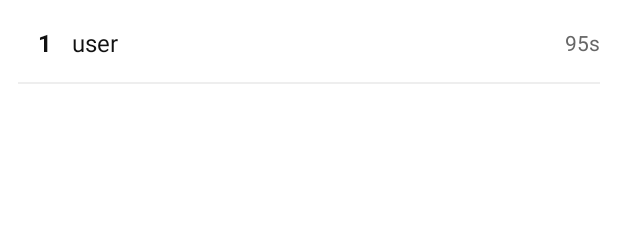
After one commit to qqawer/TheMemoryGame, an Android app: the layout item_leaderboard.xml on its own in the app's theme, with its tools: preview values and no code run, on a phone screen of 412 x 824 dp. The commit adds this screen. Shown: the top 225 px of the screen. Run offline under Robolectric (Android 15) with nearby library versions, the phone set to English and light mode, and no system bars.

Commit message:
Add ads loader + leaderboard screen (Android)

```diff
--- a/app/src/main/AndroidManifest.xml
+++ b/app/src/main/AndroidManifest.xml
@@ -26,6 +26,11 @@
         android:theme="@style/Theme.TheMemoryGame"
         android:usesCleartextTraffic="true"
         tools:targetApi="31">
+        <activity
+                android:name=".activities.LeaderboardActivity"
+                android:exported="false"
+                android:label="Leaderboard"
+                android:parentActivityName=".PlayActivity" />
 
         <!-- ✅ MainActivity - Main Menu/Game Main Screen (LAUNCHER - App Entry Point) -->
         <activity
--- /dev/null
+++ b/app/src/main/java/iss/nus/edu/sg/fragments/courseassignment/thememorygame/features/leaderboard/LeaderboardModels.kt
@@ -0,0 +1 @@
+package iss.nus.edu.sg.fragments.courseassignment.thememorygame.features.leaderboard
--- /dev/null
+++ b/app/src/main/res/layout/item_leaderboard.xml
@@ -0,0 +1,55 @@
+<?xml version="1.0" encoding="utf-8"?>
+<androidx.constraintlayout.widget.ConstraintLayout
+        xmlns:android="http://schemas.android.com/apk/res/android"
+        xmlns:app="http://schemas.android.com/apk/res-auto"
+        android:layout_width="match_parent"
+        android:layout_height="56dp"
+        android:paddingStart="12dp"
+        android:paddingEnd="12dp">
+
+    <TextView
+            android:id="@+id/tvRank"
+            android:layout_width="36dp"
+            android:layout_height="wrap_content"
+            android:text="1"
+            android:textStyle="bold"
+            android:textSize="16sp"
+            android:textColor="#111111"
+            android:gravity="center"
+            app:layout_constraintStart_toStartOf="parent"
+            app:layout_constraintTop_toTopOf="parent"
+            app:layout_constraintBottom_toBottomOf="parent"/>
+
+    <TextView
+            android:id="@+id/tvName"
+            android:layout_width="0dp"
+            android:layout_height="wrap_content"
+            android:text="user"
+            android:textSize="16sp"
+            android:textColor="#111111"
+            android:ellipsize="end"
+            android:maxLines="1"
+            app:layout_constraintStart_toEndOf="@id/tvRank"
+            app:layout_constraintEnd_toStartOf="@id/tvTime"
+            app:layout_constraintTop_toTopOf="parent"
+            app:layout_constraintBottom_toBottomOf="parent"/>
+
+    <TextView
+            android:id="@+id/tvTime"
+            android:layout_width="wrap_content"
+            android:layout_height="wrap_content"
+            android:text="95s"
+            android:textSize="14sp"
+            android:textColor="#666666"
+            app:layout_constraintEnd_toEndOf="parent"
+            app:layout_constraintTop_toTopOf="parent"
+            app:layout_constraintBottom_toBottomOf="parent"/>
+
+    <View
+            android:layout_width="0dp"
+            android:layout_height="1dp"
+            android:background="#EEEEEE"
+            app:layout_constraintStart_toStartOf="parent"
+            app:layout_constraintEnd_toEndOf="parent"
+            app:layout_constraintBottom_toBottomOf="parent"/>
+</androidx.constraintlayout.widget.ConstraintLayout>
```
Also changed, not shown: app/src/main/java/iss/nus/edu/sg/fragments/courseassignment/thememorygame/PlayActivity.kt (+18 -5 lines), app/src/main/java/iss/nus/edu/sg/fragments/courseassignment/thememorygame/activities/LeaderboardActivity.kt (added, +120 -0 lines), app/src/main/java/iss/nus/edu/sg/fragments/courseassignment/thememorygame/features/ads/AdsLoader.kt (added, +150 -0 lines), app/src/main/java/iss/nus/edu/sg/fragments/courseassignment/thememorygame/features/leaderboard/LeaderboardAdapter.kt (added, +38 -0 lines), app/src/main/res/layout/activity_leaderboard.xml (added, +94 -0 lines), app/src/main/res/layout/activity_play.xml (+44 -1 lines).
